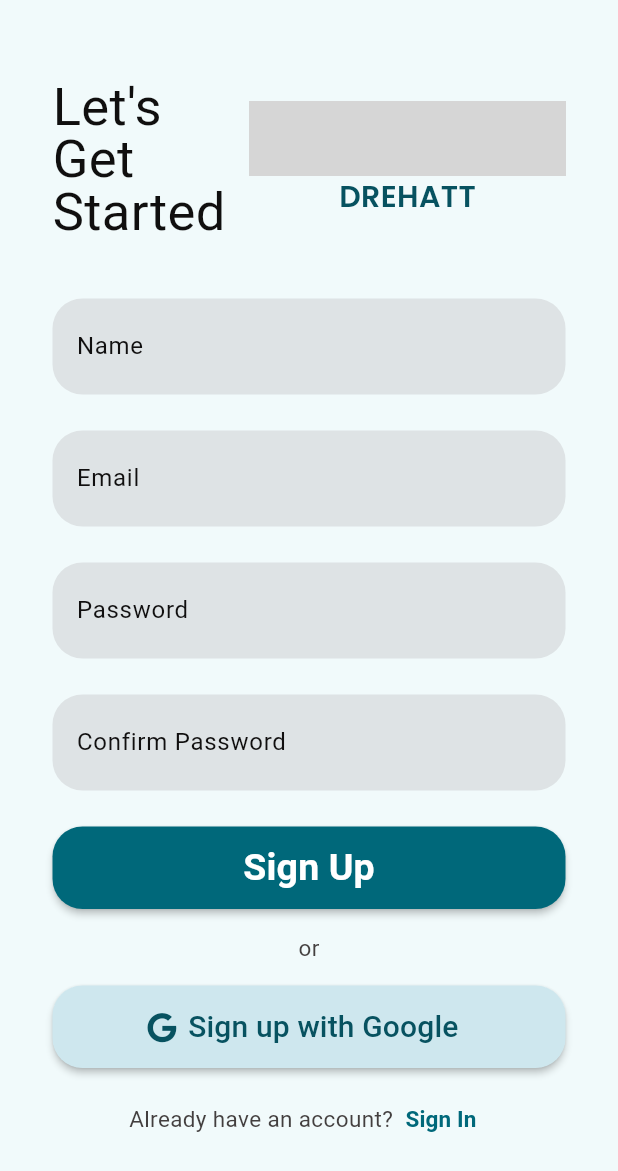
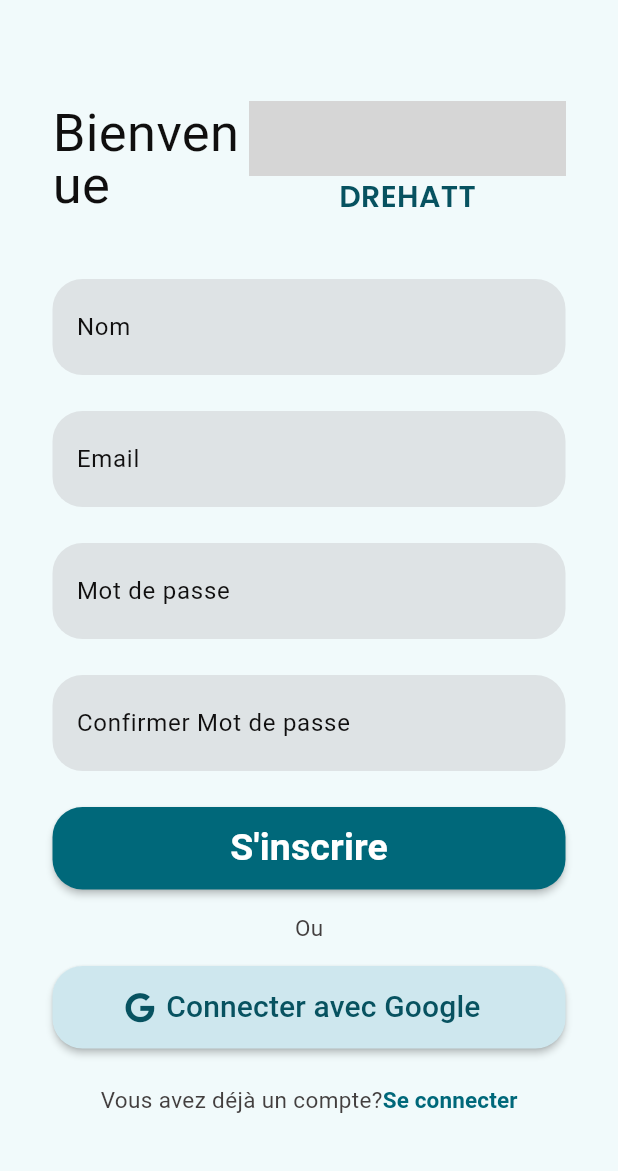
Before and after one commit to ESSALHIMahbouba/projet_pfe, a Flutter app: the SignUp screen opened directly, on a phone screen of 412 x 824 dp. Shown: the top 1171 px of the screen. Run offline on Flutter 3.47's test engine with Material 3 defaults, Android fonts, the light colour scheme and no system bars; our stand-ins replace carousel_slider, cloud_firestore, file_picker, firebase_auth, firebase_core, firebase_storage and 13 more; missing offline and left inert: alarm, dart:html, flutter_map_geojson, flutter_timeline_calendar, maps_launcher, proj4dart; accounts and stored records are empty; generated files the repository leaves out were written again; grey boxes are pictures that could not be loaded.

Commit message:
DREHATT_App

```diff
--- a/lib/screens2/dashboard.dart
+++ b/lib/screens2/dashboard.dart
@@ -45,7 +45,7 @@ class _DashboardState extends State<Dashboard> {
           // Home
           NavigationDestination(
             icon: const Icon(Icons.home_outlined),
-            label: 'Home', // Changez cela si vous avez une méthode de traduction
+            label: 'Accueil', // Changez cela si vous avez une méthode de traduction
             selectedIcon: const Icon(
               Icons.home_rounded,
               color: Color.fromRGBO(7, 82, 96, 1),
@@ -54,7 +54,7 @@ class _DashboardState extends State<Dashboard> {
           // MoreUser
           NavigationDestination(
             icon: const Icon(Icons.person_outline),
-            label: 'More ', // Changez cela si vous avez une méthode de traduction
+            label: 'Plus ', // Changez cela si vous avez une méthode de traduction
             selectedIcon: const Icon(
               Icons.person,
               color: Color.fromRGBO(7, 82, 96, 1),
--- a/lib/screens2/homepage2.dart
+++ b/lib/screens2/homepage2.dart
@@ -170,7 +170,7 @@ class _HomePage2State extends State<HomePage2> {
                       ),
                       // Title for the news section
                       Text(
-                        'News',
+                        'Actualités',
                         selectionColor: Colors.yellow,
                         style: GoogleFonts.roboto(
                           fontSize: 25,
--- a/lib/screens2/login_signup/edit_user_screen.dart
+++ b/lib/screens2/login_signup/edit_user_screen.dart
@@ -289,7 +289,7 @@ class _EditUserScreenState extends State<EditUserScreen> {
     ),
     child: !isLoading
         ? Text(
-            'Save',
+            'Enregistrer',
             style: TextStyle(
               fontSize: 25,
               fontWeight: FontWeight.w600,
--- a/lib/screens2/login_signup/sign_up.dart
+++ b/lib/screens2/login_signup/sign_up.dart
@@ -201,7 +201,7 @@ Future signUp() async {
                         Expanded(
                           flex: 1,
                           child: Text(
-                            'Let\'s \nGet Started',
+                            'Bienvenue',
                             style: GoogleFonts.roboto(
                               fontSize: 35,
                               height: 1.0,
@@ -236,8 +236,8 @@ Future signUp() async {
 
                     //name
                     Text_Field(
-                      label: 'Name',
-                      hint: 'FirstName LastName',
+                      label: 'Nom',
+                      hint: 'Nom et Prénom',
                       isPassword: false,
                       keyboard: TextInputType.text,
                       txtEditController: _nameController,
@@ -274,7 +274,7 @@ Future signUp() async {
                     //email
                     Text_Field(
                       label: 'Email',
-                      hint: 'name@email.com',
+                      hint: 'nom@email.com',
                       isPassword: false,
                       keyboard: TextInputType.emailAddress,
                       txtEditController: _emailController,
@@ -310,8 +310,8 @@ Future signUp() async {
 
                     //password
                     Text_Field(
-                      label: 'Password',
-                      hint: 'Password',
+                      label: 'Mot de passe',
+                      hint: 'Mot de passe',
                       isPassword: true,
                       keyboard: TextInputType.visiblePassword,
                       txtEditController: _passwordController,
@@ -347,8 +347,8 @@ Future signUp() async {
 
                     //confirm password
                     Text_Field(
-                      label: 'Confirm Password',
-                      hint: 'Password',
+                      label: 'Confirmer Mot de passe',
+                      hint: 'Mot de pass',
                       isPassword: true,
                       keyboard: TextInputType.visiblePassword,
                       txtEditController: _confirmpasswordController,
@@ -445,7 +445,7 @@ Future signUp() async {
                                   width: 3,
                                 ),
                                 Text(
-                                  'Account created successfully!',
+                                  'Compte créé avec succès!',
                                   style: GoogleFonts.roboto(
                                     fontSize: 15,
                                     fontWeight: FontWeight.w600,
@@ -482,7 +482,7 @@ Future signUp() async {
                         ),
                         child: !isLoading
                             ? Text(
-                                'Sign Up',
+                                'S\'inscrire',
                                 style: GoogleFonts.roboto(
                                   fontSize: 25,
                                   fontWeight: FontWeight.w600,
@@ -499,7 +499,7 @@ Future signUp() async {
                     ),
 
                     Text(
-                      'or',
+                      'Ou',
                       style: GoogleFonts.roboto(
                         fontSize: 15,
                         color: const Color.fromARGB(255, 67, 63, 63),
@@ -556,7 +556,7 @@ Future signUp() async {
                         ),
                         label: !isLoading
                             ? Text(
-                                'Sign up with Google',
+                                'Connecter avec Google',
                                 style: GoogleFonts.roboto(
                                   fontSize: 20,
                                   color: const Color.fromARGB(255, 7, 82, 96),
@@ -575,7 +575,7 @@ Future signUp() async {
                       mainAxisAlignment: MainAxisAlignment.center,
                       children: [
                         Text(
-                          'Already have an account?',
+                          'Vous avez déjà un compte?',
                           style: GoogleFonts.roboto(
                             fontSize: 15,
                             color: const Color.fromARGB(255, 67, 63, 63),
@@ -608,7 +608,7 @@ Future signUp() async {
                             ),
                           ),
                           child: Text(
-                            'Sign In',
+                            'Se connecter',
                             style: GoogleFonts.roboto(
                               fontSize: 15,
                               fontWeight: FontWeight.w700,
```
Also changed, not shown: 6 other files.
